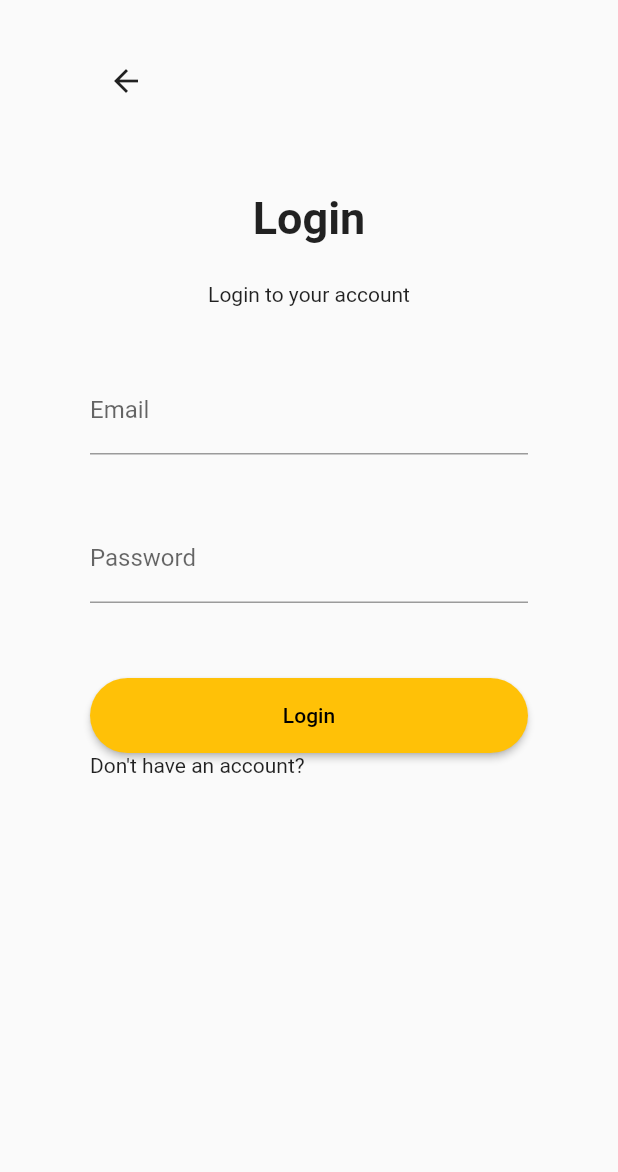
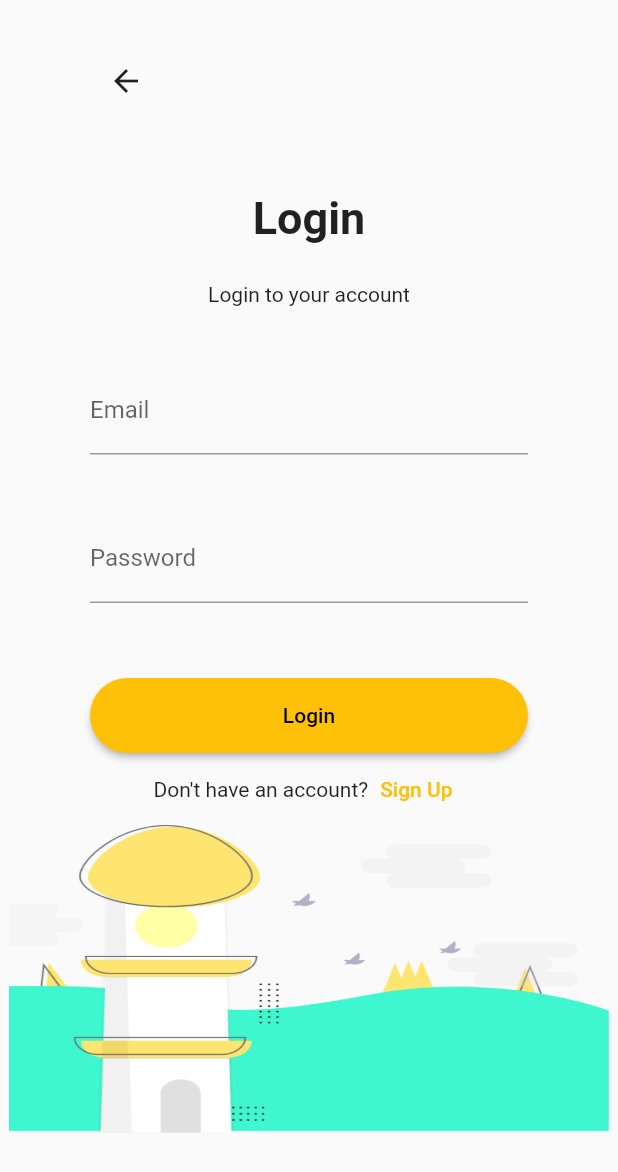
Before and after one commit to ayoubelhioui/LOGIN_SIGNUP_UI, a Flutter app: the screen it shows after launch, after a tap on "Login", on a phone screen of 412 x 824 dp. Shown: the top 1172 px of the screen. Run offline on Flutter 3.47's test engine with Material 2 defaults, Android fonts, the phone set to English and light mode, and no system bars.

Commit message:
almost done

```diff
--- a/lib/LoginPage.dart
+++ b/lib/LoginPage.dart
@@ -1,5 +1,5 @@
 import 'package:flutter/material.dart';
-import 'main.dart';
+import 'SignupPage.dart';
 
 void main() => runApp(const LoginPage());
 
@@ -13,7 +13,9 @@ class LoginPage extends StatelessWidget {
       debugShowCheckedModeBanner: false,
       home: SafeArea(
         child: Scaffold(
-          body: Padding(
+          body: SingleChildScrollView(
+            child: Column(children: [
+              Padding(
                 padding: const EdgeInsets.symmetric(horizontal: 60),
                 child: Column(
                   mainAxisAlignment: MainAxisAlignment.start,
@@ -33,8 +35,8 @@ class LoginPage extends StatelessWidget {
                       children: [
                         const Text(
                           'Login',
-                      style:
-                          TextStyle(fontSize: 30, fontWeight: FontWeight.bold),
+                          style: TextStyle(
+                              fontSize: 30, fontWeight: FontWeight.bold),
                         ),
                         const SizedBox(
                           height: 25,
@@ -66,15 +68,26 @@ class LoginPage extends StatelessWidget {
                           ),
                         ),
                         Row(
-                      children: const [
-                        Text('Don\'t have an account?'),
-                      ]
-                    )
-                    // Image.asset('assets/background.png'),
+                          mainAxisAlignment: MainAxisAlignment.center,
+                          children: [
+                            const Text('Don\'t have an account?'),
+                            TextButton(
+                                onPressed: () => Navigator.push(context, MaterialPageRoute(builder: (_)=>const SignUp())),
+                                child: const Text('Sign Up'))
+                          ],
+                        ),
                       ],
                     )
                   ],
                 ),
+              ),
+              Image.asset(
+                'assets/background.png',
+                width: 400,
+                height: 205,
+                fit: BoxFit.fill,
+              ),
+            ]),
           ),
         ),
       ),
--- a/lib/SignupPage.dart
+++ b/lib/SignupPage.dart
@@ -1,4 +1,5 @@
 import 'package:flutter/material.dart';
+import 'package:login_signup/LoginPage.dart';
 
 void main() => runApp(const SignUp());
 
@@ -77,7 +78,7 @@ class SignUp extends StatelessWidget {
                             children: [
                               const Text('Already have an account?'),
                               TextButton(
-                                onPressed: () => {},
+                                onPressed: () => Navigator.push(context, MaterialPageRoute(builder: ((_) => const LoginPage()))),
                                 child: const Text('Login'),
                               )
                             ],
```
Lines whose indentation alone changed are shown as unchanged.
